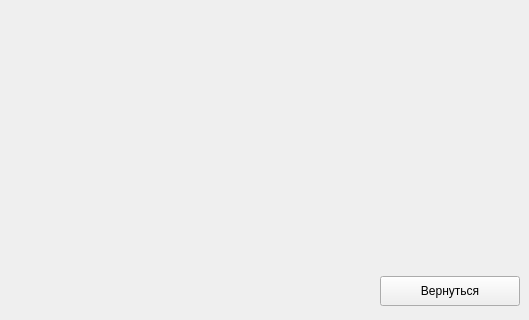
This is front/ui.ui in Resmko99/Is-for-translator as Qt 5 draws it before an edit; both pictures show x 627 to 1156 and y 448 to 768 of the 1156 by 768 pixel window. The edited form follows.
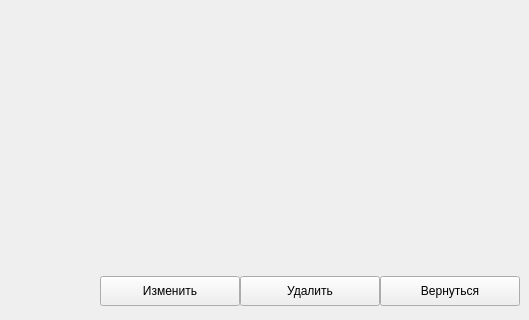
This is the edited form. The open tabs and pages were chosen to show the change. Icons and pictures are not drawn.

```diff
--- a/front/ui.ui
+++ b/front/ui.ui
@@ -2175,6 +2175,52 @@
                  </property>
                 </spacer>
                </item>
+               <item>
+                <widget class="QPushButton" name="editTitleBtn">
+                 <property name="minimumSize">
+                  <size>
+                   <width>140</width>
+                   <height>26</height>
+                  </size>
+                 </property>
+                 <property name="maximumSize">
+                  <size>
+                   <width>140</width>
+                   <height>30</height>
+                  </size>
+                 </property>
+                 <property name="text">
+                  <string>Изменить</string>
+                 </property>
+                 <property name="icon">
+                  <iconset resource="resource.qrc">
+                   <normaloff>:/icon/icon/free-icon-pencil-7266923.png</normaloff>:/icon/icon/free-icon-pencil-7266923.png</iconset>
+                 </property>
+                </widget>
+               </item>
+               <item>
+                <widget class="QPushButton" name="deleteTitleBtn">
+                 <property name="minimumSize">
+                  <size>
+                   <width>140</width>
+                   <height>30</height>
+                  </size>
+                 </property>
+                 <property name="maximumSize">
+                  <size>
+                   <width>140</width>
+                   <height>30</height>
+                  </size>
+                 </property>
+                 <property name="text">
+                  <string>Удалить</string>
+                 </property>
+                 <property name="icon">
+                  <iconset resource="resource.qrc">
+                   <normaloff>:/icon/icon/free-icon-minus-button-4315581 копия.png</normaloff>:/icon/icon/free-icon-minus-button-4315581 копия.png</iconset>
+                 </property>
+                </widget>
+               </item>
                <item>
                 <widget class="QPushButton" name="backBtnDesc">
                  <property name="minimumSize">
```
Left out of the diff: 10 changed lines with no effect on the pictures.
